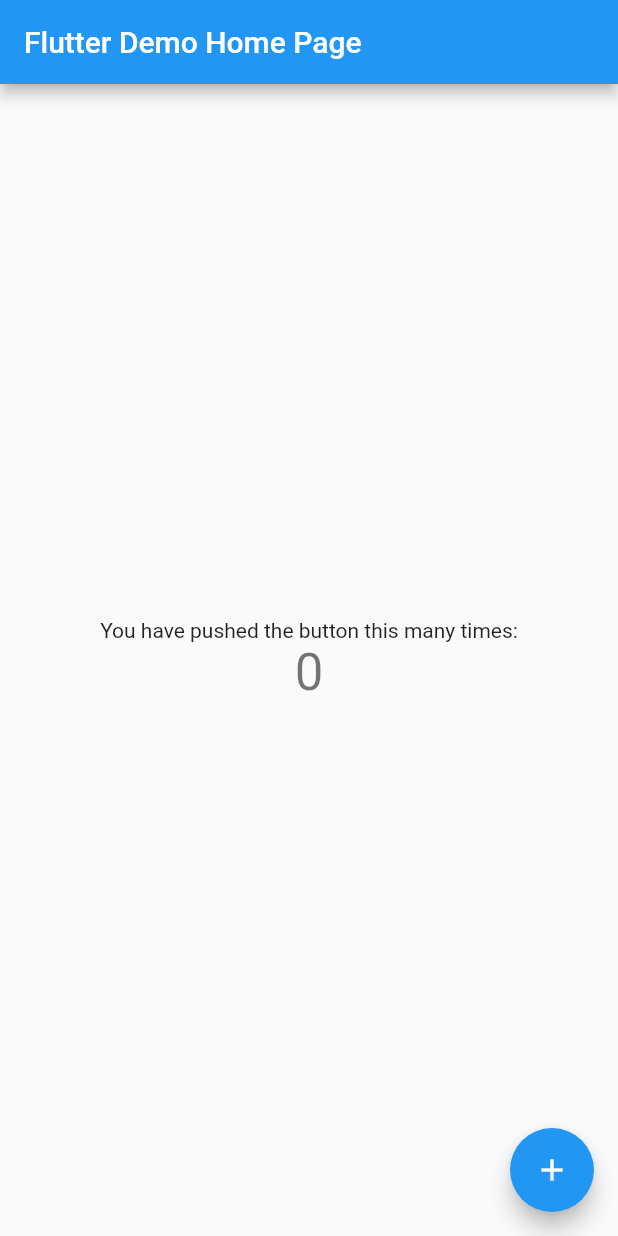
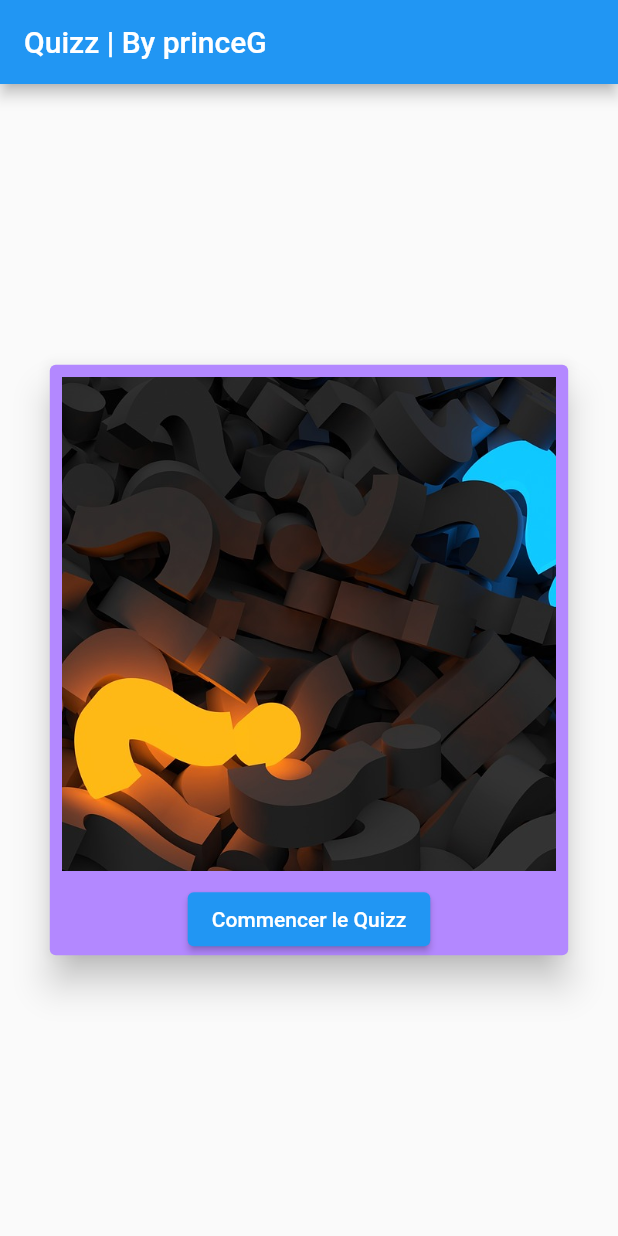
Before and after one commit to princeGedeon/QuizzApp, a Flutter app: the screen it shows after launch, on a phone screen of 412 x 824 dp. Run offline on Flutter 3.47's test engine with Material 2 defaults, Android fonts, the phone set to English and light mode, and no system bars.

Commit message:
Mise en place de la logique

```diff
--- /dev/null
+++ b/lib/home_page.dart
@@ -0,0 +1,37 @@
+import 'package:flutter/material.dart';
+import 'package:quizz_project/quizz_page.dart';
+
+class HomePage extends StatelessWidget{
+  @override
+  Widget build(BuildContext context) {
+    // TODO: implement build
+    final size=MediaQuery.of(context).size;
+    return Scaffold(
+      appBar: AppBar(
+        title: Text("Quizz | By princeG"),
+
+      ),
+      body: Center(
+        child: Card(
+          color: Colors.deepPurpleAccent.shade100,
+          elevation: 10,
+          child: Column(
+            mainAxisSize: MainAxisSize.min,
+            children: [
+              Padding(padding: EdgeInsets.all(8),
+              child: Image.asset("images/cover.jpg",height: size.height/2.5,width:size.width*0.8,fit: BoxFit.cover ,)
+                ,),
+
+              ElevatedButton(onPressed:(){
+                Navigator.of(context).push(MaterialPageRoute(builder: (BuildContext ctx){
+                  return QuizzPage();
+                }));
+              }, child: const Text("Commencer le Quizz"))
+            ],
+          ),
+        ),
+      ),
+    );
+  }
+
+}
--- a/lib/main.dart
+++ b/lib/main.dart
@@ -1,4 +1,5 @@
 import 'package:flutter/material.dart';
+import 'package:quizz_project/home_page.dart';
 
 void main() {
   runApp(const MyApp());
@@ -13,103 +14,10 @@ class MyApp extends StatelessWidget {
     return MaterialApp(
       title: 'Flutter Demo',
       theme: ThemeData(
-        // This is the theme of your application.
-        //
-        // Try running your application with "flutter run". You'll see the
-        // application has a blue toolbar. Then, without quitting the app, try
-        // changing the primarySwatch below to Colors.green and then invoke
-        // "hot reload" (press "r" in the console where you ran "flutter run",
-        // or simply save your changes to "hot reload" in a Flutter IDE).
-        // Notice that the counter didn't reset back to zero; the application
-        // is not restarted.
+
         primarySwatch: Colors.blue,
       ),
-      home: const MyHomePage(title: 'Flutter Demo Home Page'),
+      home:  HomePage(),
     );
   }
 }
-
-class MyHomePage extends StatefulWidget {
-  const MyHomePage({Key? key, required this.title}) : super(key: key);
-
-  // This widget is the home page of your application. It is stateful, meaning
-  // that it has a State object (defined below) that contains fields that affect
-  // how it looks.
-
-  // This class is the configuration for the state. It holds the values (in this
-  // case the title) provided by the parent (in this case the App widget) and
-  // used by the build method of the State. Fields in a Widget subclass are
-  // always marked "final".
-
-  final String title;
-
-  @override
-  State<MyHomePage> createState() => _MyHomePageState();
-}
-
-class _MyHomePageState extends State<MyHomePage> {
-  int _counter = 0;
-
-  void _incrementCounter() {
-    setState(() {
-      // This call to setState tells the Flutter framework that something has
-      // changed in this State, which causes it to rerun the build method below
-      // so that the display can reflect the updated values. If we changed
-      // _counter without calling setState(), then the build method would not be
-      // called again, and so nothing would appear to happen.
-      _counter++;
-    });
-  }
-
-  @override
-  Widget build(BuildContext context) {
-    // This method is rerun every time setState is called, for instance as done
-    // by the _incrementCounter method above.
-    //
-    // The Flutter framework has been optimized to make rerunning build methods
-    // fast, so that you can just rebuild anything that needs updating rather
-    // than having to individually change instances of widgets.
-    return Scaffold(
-      appBar: AppBar(
-        // Here we take the value from the MyHomePage object that was created by
-        // the App.build method, and use it to set our appbar title.
-        title: Text(widget.title),
-      ),
-      body: Center(
-        // Center is a layout widget. It takes a single child and positions it
-        // in the middle of the parent.
-        child: Column(
-          // Column is also a layout widget. It takes a list of children and
-          // arranges them vertically. By default, it sizes itself to fit its
-          // children horizontally, and tries to be as tall as its parent.
-          //
-          // Invoke "debug painting" (press "p" in the console, choose the
-          // "Toggle Debug Paint" action from the Flutter Inspector in Android
-          // Studio, or the "Toggle Debug Paint" command in Visual Studio Code)
-          // to see the wireframe for each widget.
-          //
-          // Column has various properties to control how it sizes itself and
-          // how it positions its children. Here we use mainAxisAlignment to
-          // center the children vertically; the main axis here is the vertical
-          // axis because Columns are vertical (the cross axis would be
-          // horizontal).
-          mainAxisAlignment: MainAxisAlignment.center,
-          children: <Widget>[
-            const Text(
-              'You have pushed the button this many times:',
-            ),
-            Text(
-              '$_counter',
-              style: Theme.of(context).textTheme.headline4,
-            ),
-          ],
-        ),
-      ),
-      floatingActionButton: FloatingActionButton(
-        onPressed: _incrementCounter,
-        tooltip: 'Increment',
-        child: const Icon(Icons.add),
-      ), // This trailing comma makes auto-formatting nicer for build methods.
-    );
-  }
-}
```
Also changed, not shown: lib/data.dart (added, +20 -0 lines), lib/question.dart (added, +17 -0 lines), lib/quizz_page.dart (added, +107 -0 lines), lib/text_with_style.dart (added, +16 -0 lines).
